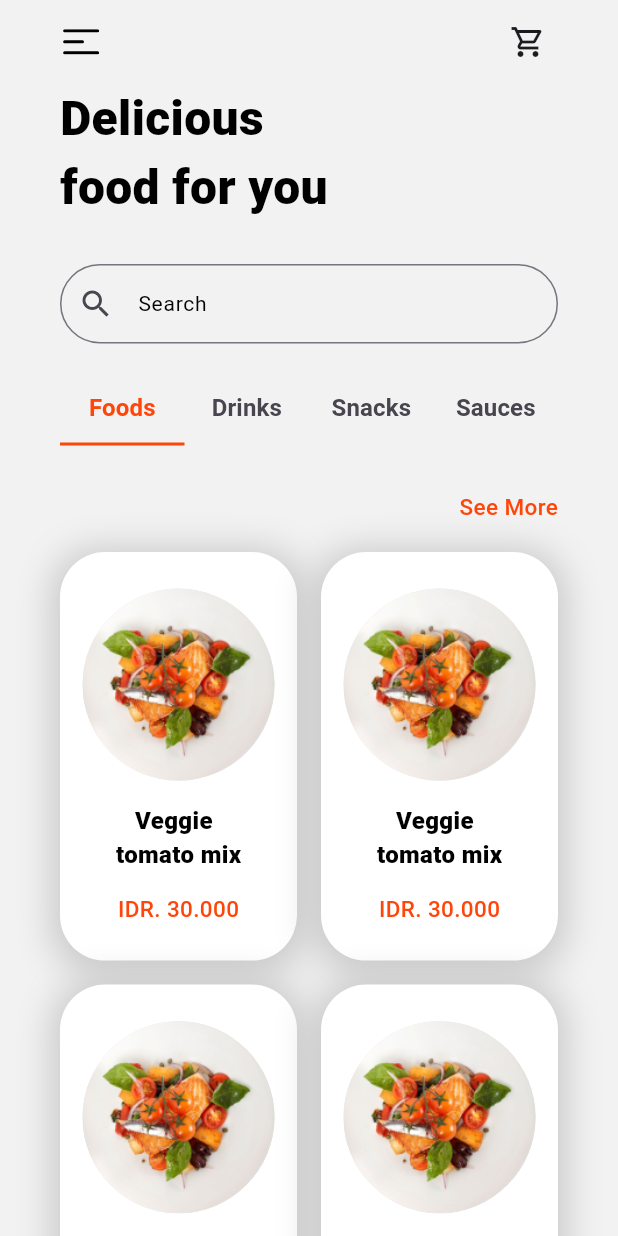
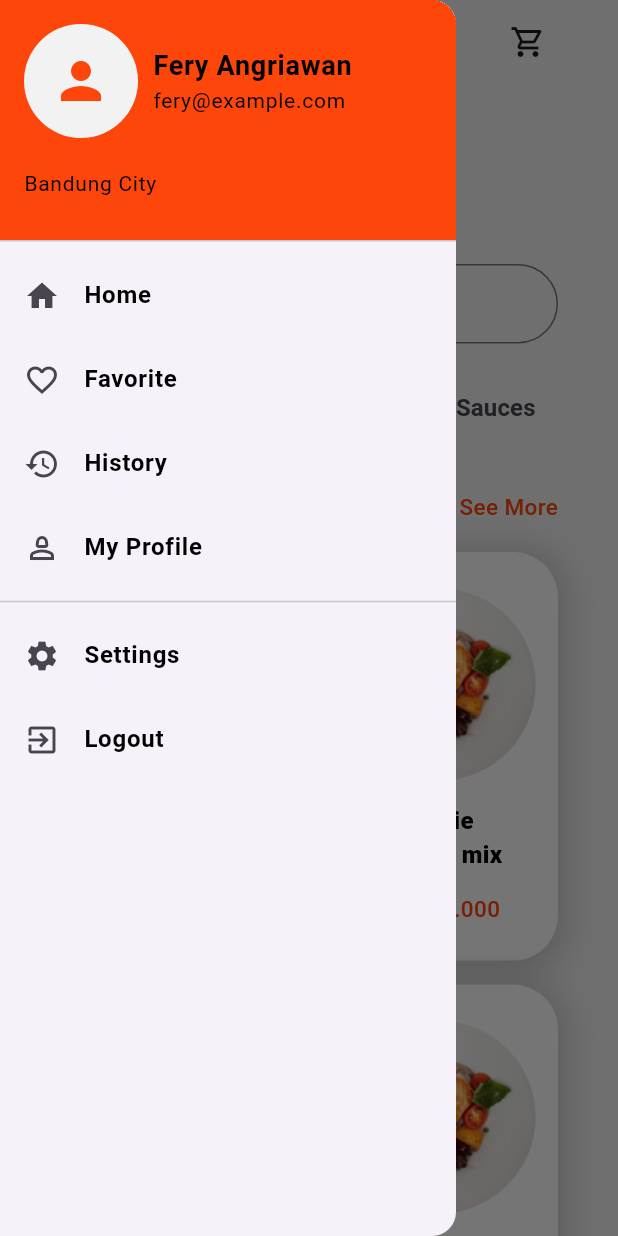
Before and after one commit to ferya2/cafe_app, a Flutter app: the HomePage screen opened directly, with the side drawer open (before the commit the screen has no drawer), on a phone screen of 412 x 824 dp. Run offline on Flutter 3.47's test engine with Material 3 defaults, Android fonts, the phone set to English and light mode, and no system bars; our stand-ins replace carousel_slider, flutter_svg, google_fonts.

Commit message:
update drawer

```diff
--- /dev/null
+++ b/app_rest/app_rest/lib/constanst/drawer/custom_drawer.dart
@@ -0,0 +1,128 @@
+import 'package:app_rest/constanst/colors/colors.dart';
+import 'package:app_rest/constanst/textstyles/textstyle.dart';
+import 'package:app_rest/view/home/favorite.dart';
+import 'package:app_rest/view/home/home.dart';
+import 'package:flutter/material.dart';
+
+class CustomDrawer extends StatelessWidget {
+  @override
+  Widget build(BuildContext context) {
+    return Drawer(
+      child: ListView(
+        padding: EdgeInsets.zero,
+        children: [
+          DrawerHeader(
+            decoration: BoxDecoration(
+              color: AppColor.primaryColor,
+            ),
+
+
+            child: Column(
+              crossAxisAlignment: CrossAxisAlignment.start,
+              children: [
+                Row(
+                  children: [
+                    CircleAvatar(
+                      radius: 38,
+                      backgroundColor: AppColor.whiteGradient,
+                      child: Icon(
+                        Icons.person,
+                        size: 40,
+                        color: AppColor.primaryColor,
+                      ),
+                    ),
+                    const SizedBox(width: 10),
+                    Column(
+                      crossAxisAlignment: CrossAxisAlignment.start,
+                      children: [
+                        Text(
+                          'Fery Angriawan',
+                          style: AppTextStyle.appBarTextStyle,
+                          overflow: TextOverflow.ellipsis,
+                        ),
+                        Text(
+                          'fery@example.com',
+                          style: AppTextStyle.hintTextField,
+                          overflow: TextOverflow.ellipsis,
+                        ),
+                      ],
+                    ),
+                  ],
+                ),
+                const SizedBox(height: 20),
+                Text('Bandung City', style: AppTextStyle.hintTextField),
+              ],
+            ),
+          ),
+          ListTile(
+            leading: const Icon(Icons.home),
+            title: Text(
+              'Home',
+              style: AppTextStyle.tabBar,
+            ),
+            onTap: () {
+              // Handle Home tap
+              Navigator.push(context, MaterialPageRoute(builder: (context) {
+                return const HomePage();
+              }));
+            },
+          ),
+          ListTile(
+            leading: const Icon(Icons.favorite_outline_outlined),
+            title: Text(
+              'Favorite',
+              style: AppTextStyle.tabBar,
+            ),
+            onTap: () {
+              // Handle favorite tap
+              Navigator.push(context, MaterialPageRoute(builder: (context) {
+                return const FavoritePage();
+              }));
+            },
+          ),
+          ListTile(
+            leading: const Icon(Icons.history),
+            title: Text(
+              'History',
+              style: AppTextStyle.tabBar,
+            ),
+            onTap: () {
+              // Handle Profile tap
+            },
+          ),
+          ListTile(
+            leading: const Icon(Icons.person_2_outlined),
+            title: Text(
+              'My Profile',
+              style: AppTextStyle.tabBar,
+            ),
+            onTap: () {
+              // Handle Profile tap
+            },
+          ),
+          const Divider(),
+          ListTile(
+            leading: const Icon(Icons.settings),
+            title: Text(
+              'Settings',
+              style: AppTextStyle.tabBar,
+            ),
+            onTap: () {
+              // Handle Settings tap
+            },
+          ),
+          ListTile(
+            leading: const Icon(Icons.exit_to_app),
+            title: Text(
+              'Logout',
+              style: AppTextStyle.tabBar,
+            ),
+            onTap: () {
+              // Handle Logout tap
+            },
+          ),
+        ],
+      ),
+    );
+  }
+}
--- a/app_rest/app_rest/lib/view/home/home.dart
+++ b/app_rest/app_rest/lib/view/home/home.dart
@@ -1,5 +1,6 @@
 import 'package:app_rest/constanst/card/card.dart';
 import 'package:app_rest/constanst/colors/colors.dart';
+import 'package:app_rest/constanst/drawer/custom_drawer.dart';
 import 'package:app_rest/constanst/textstyles/textstyle.dart';
 import 'package:app_rest/view/payment/cart.dart';
 import 'package:app_rest/view/product/detail_product.dart';
@@ -36,9 +37,12 @@ class _HomePageState extends State<HomePage>
     super.dispose();
   }
 
+  final GlobalKey<ScaffoldState> _scaffoldKey = GlobalKey<ScaffoldState>();
+
   @override
   Widget build(BuildContext context) {
     return Scaffold(
+      key: _scaffoldKey,
       resizeToAvoidBottomInset: false,
       appBar: AppBar(
         backgroundColor: AppColor.whiteGradient,
@@ -47,7 +51,9 @@ class _HomePageState extends State<HomePage>
           child:
               Row(mainAxisAlignment: MainAxisAlignment.spaceBetween, children: [
             IconButton(
-                onPressed: () {},
+                onPressed: () {
+                  _scaffoldKey.currentState?.openDrawer();
+                },
                 icon: SvgPicture.asset('images/svg/Vector.svg')),
             IconButton(
                 onPressed: () {
@@ -60,6 +66,7 @@ class _HomePageState extends State<HomePage>
         ),
         automaticallyImplyLeading: false,
       ),
+      drawer: CustomDrawer(),
       backgroundColor: AppColor.whiteGradient,
       body: SingleChildScrollView(
           child: Padding(
```
